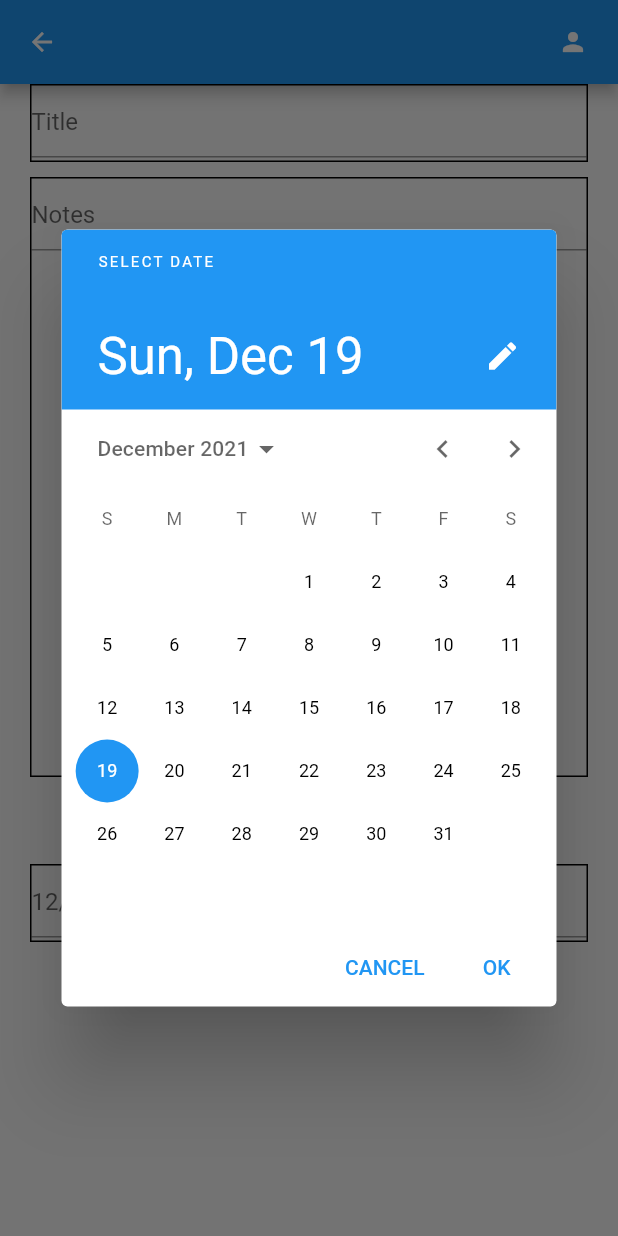
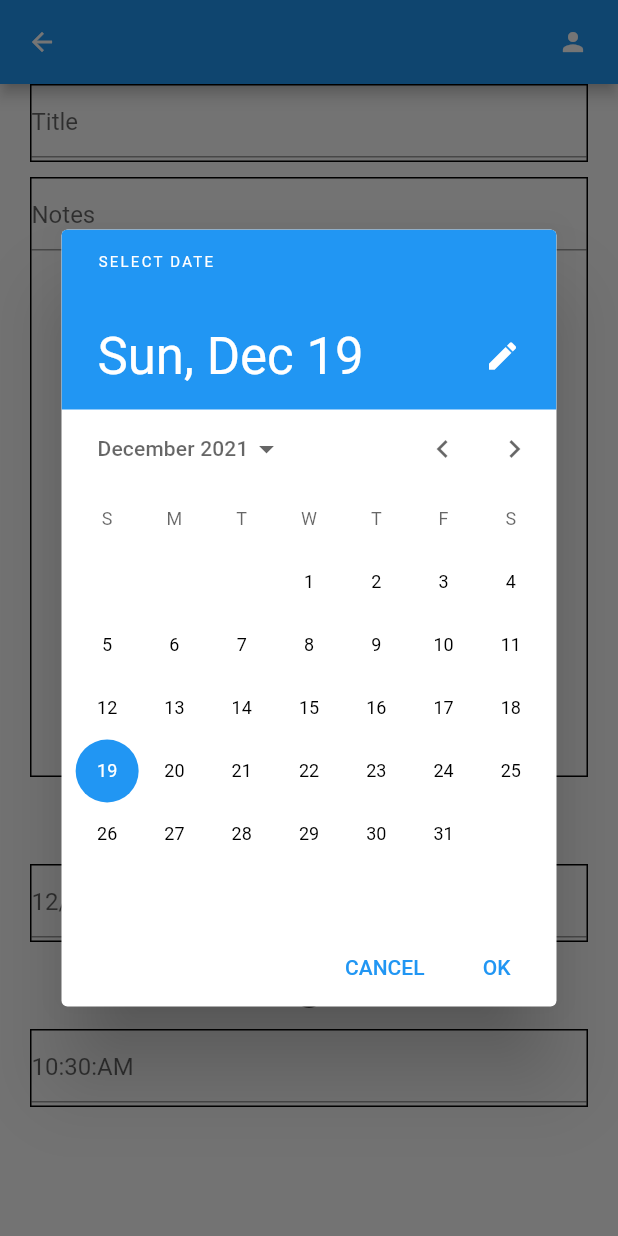
Before and after one commit to leonardfrot/project, a Flutter app: the AddNotePage screen opened directly, after a tap on the "calendar today" icon, on a phone screen of 412 x 824 dp. Run offline on Flutter 3.47's test engine with Material 2 defaults, Android fonts, the phone set to English and light mode, and no system bars; our stand-ins replace get, get_storage, google_fonts; accounts and stored records are empty.

Commit message:
page de création de note avec date et time picker

```diff
--- a/lib/ui/add_note_page.dart
+++ b/lib/ui/add_note_page.dart
@@ -1,5 +1,6 @@
 import 'package:flutter/cupertino.dart';
 import 'package:flutter/material.dart';
+import 'package:get/get_connect/http/src/utils/utils.dart';
 import 'package:intl/intl.dart';
 import 'package:project/services/theme_service.dart';
 import 'package:get/get.dart';
@@ -14,6 +15,7 @@ class AddNotePage extends StatefulWidget {
 
 class _AddNotePageState extends State<AddNotePage> {
   DateTime _selectedDate = DateTime.now();
+  late String _alertTime = DateFormat("hh:mm:a").format(DateTime.now()).toString();
   @override
   Widget build(BuildContext context) {
     return Scaffold(
@@ -24,11 +26,11 @@ class _AddNotePageState extends State<AddNotePage> {
               child: Column(
             crossAxisAlignment: CrossAxisAlignment.start,
             children: [
-              MyFromular(
+              const MyFromular(
                 hint: "Title",
                 height: 52,
               ),
-              MyFromular(
+              const MyFromular(
                 hint: "Notes",
                 height: 400,
               ),
@@ -36,14 +38,24 @@ class _AddNotePageState extends State<AddNotePage> {
                 hint: DateFormat.yMd().format(_selectedDate),
                 height: 52,
                 widget: IconButton(
-                  icon: Icon(Icons.calendar_today_outlined),
+                  icon: const Icon(Icons.calendar_today_outlined),
                   onPressed: () {
                     _getDateFromUser();
-
+                  },
+                ),
+              ),
+              MyFromular(
+                hint: _alertTime,
+                height: 52,
+                widget: IconButton(
+                  onPressed: (){
+                    _getTimeFromUser();
 
                   },
-                ),
-              )
+                  icon: Icon(Icons.access_time_rounded)
+                )
+
+                )
             ],
           )),
         ));
@@ -77,6 +89,45 @@ class _AddNotePageState extends State<AddNotePage> {
         context: context,
         initialDate: DateTime.now(),
         firstDate: DateTime(2015),
-        lastDate: DateTime(2022)) ;
+        lastDate: DateTime(2100));
+
+    if (_pickerDate != null) {
+      setState(() {
+        _selectedDate = _pickerDate;
+      });
+    } else {
+      print("veuillez sélectionner une date");
+    }
+
+
   }
+
+  _getTimeFromUser() async {
+    var pickedTime = await _showTimePicker();
+    String _formatedTime = pickedTime.format(context);
+    if(pickedTime == null){
+      print("pas de temps");
+    }else {
+      setState(() {
+        _alertTime = _formatedTime;
+      });
+
+
+    };
+    }
+
+
+
+
+  _showTimePicker(){
+    return showTimePicker(
+      initialEntryMode: TimePickerEntryMode.input,
+      context: context,
+      initialTime: TimeOfDay(
+        // on adapte au pattern d'alert time
+        hour: int.parse(_alertTime.split(":")[0]),
+        minute: int.parse(_alertTime.split(":")[1].split(" ")[0])
+        ));
+  }
+
 }
```
